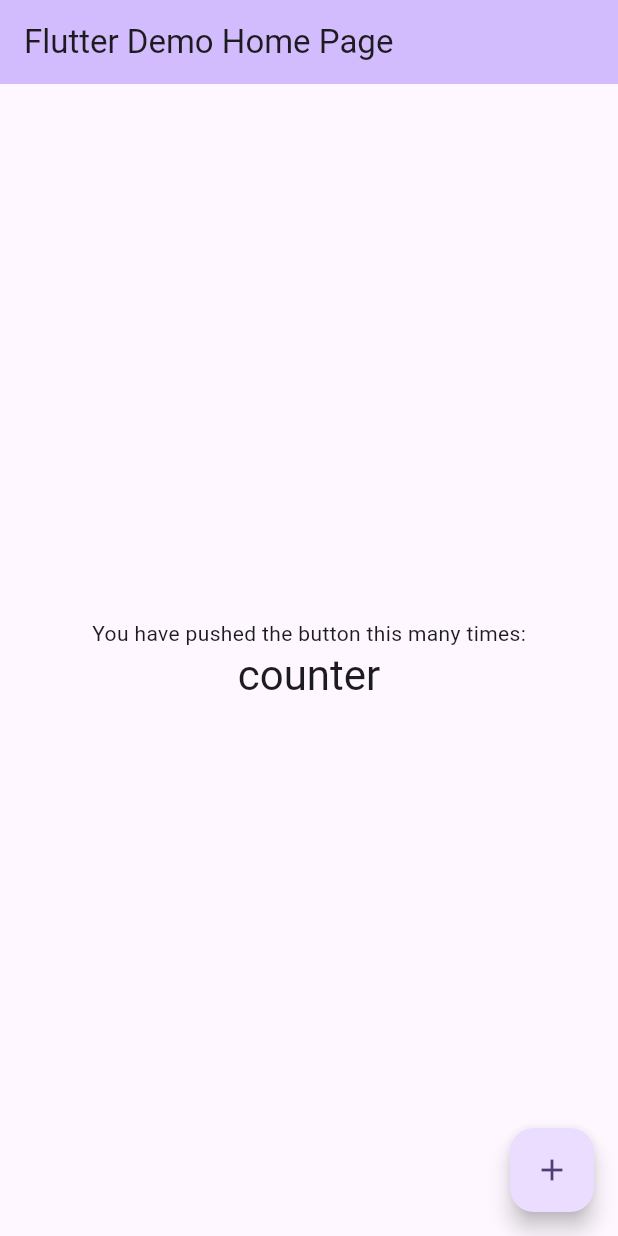
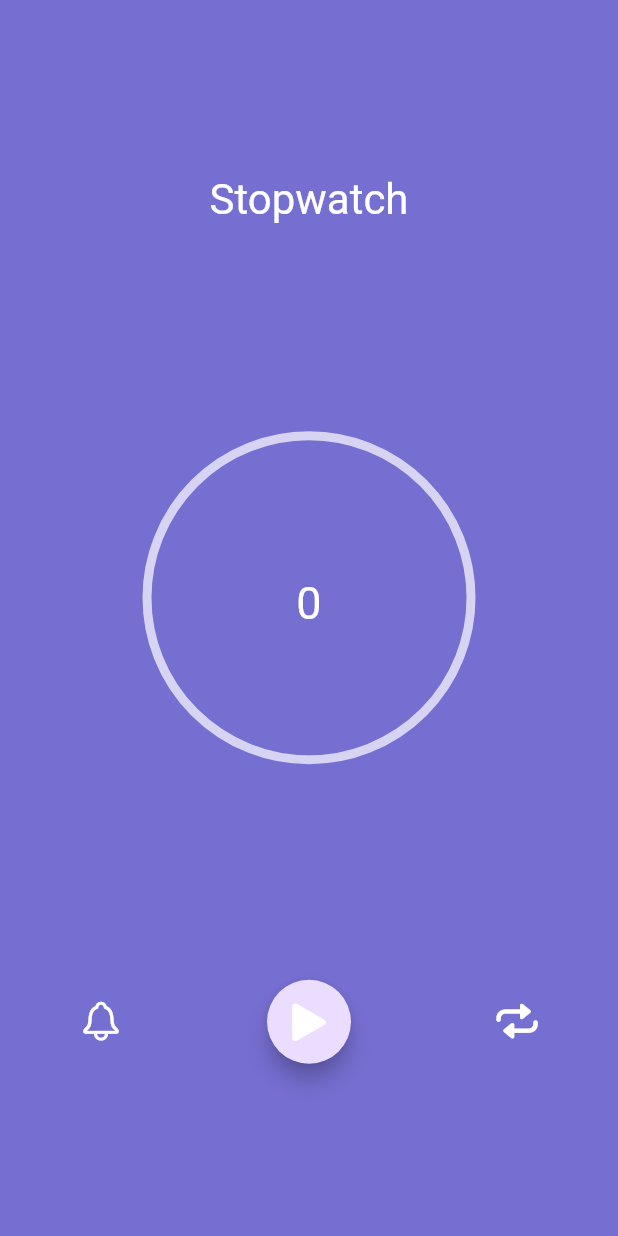
Before and after one commit to eqrakhattak/PRODIGY_AD_03, a Flutter app: the screen it shows after launch, on a phone screen of 412 x 824 dp. Run offline on Flutter 3.47's test engine with Material 2 defaults, Android fonts, the phone set to English and light mode, and no system bars.

Commit message:
Build UI

```diff
--- /dev/null
+++ b/Stopwatch/lib/homePage.dart
@@ -0,0 +1,101 @@
+import 'package:flutter/cupertino.dart';
+import 'package:flutter/material.dart';
+
+class MyHomePage extends StatefulWidget {
+  const MyHomePage({super.key});
+
+  @override
+  State<MyHomePage> createState() => _MyHomePageState();
+}
+
+class _MyHomePageState extends State<MyHomePage> {
+
+  final stopwatch = Stopwatch();
+
+  @override
+  Widget build(BuildContext context) {
+    return Scaffold(
+      backgroundColor: const Color(0xFF766FD2),
+      body: Center(
+        child: Column(
+          mainAxisSize: MainAxisSize.max,
+          mainAxisAlignment: MainAxisAlignment.spaceAround,
+          children: <Widget>[
+            Text(
+              'Stopwatch',
+              style: Theme.of(context).textTheme.headlineMedium?.copyWith(color: Colors.white),
+            ),
+            Stack(
+              children: [
+                Center(
+                  child: Transform.scale(
+                    scale: 6,
+                    child: CircularProgressIndicator(
+                      color: Colors.white,
+                      backgroundColor: Colors.white70,
+                      value: stopwatch.isRunning? null : 0,
+                      strokeWidth: 1,
+                    ),
+                  ),
+                ),
+                Center(
+                  child: Text(
+                    '${stopwatch.elapsedMilliseconds}',
+                    style: const TextStyle(
+                      color: Colors.white,
+                      fontSize: 30,
+                    ),
+                  ),
+                ),
+              ],
+            ),
+            Row(
+              mainAxisAlignment: MainAxisAlignment.spaceAround,
+              children: [
+                IconButton(
+                  onPressed: () {
+
+                  },
+                  tooltip: 'Buzz',
+                  icon: const Icon(
+                    CupertinoIcons.bell,
+                    color: Colors.white,
+                    size: 30,
+                  ),
+                ),
+                FloatingActionButton(
+                  onPressed: () {
+                    setState(() {
+                      stopwatch.isRunning ? stopwatch.stop() : stopwatch.start();
+                    });
+                  },
+                  tooltip: 'Play / Pause',
+                  shape: const CircleBorder(),
+                  child: Icon(
+                    stopwatch.isRunning? CupertinoIcons.pause_solid : CupertinoIcons.play_arrow_solid,
+                    color: Colors.white,
+                    size: 35,
+                  ),
+                ),
+                IconButton(
+                  onPressed: () {
+                    setState(() {
+                      stopwatch.stop();
+                      stopwatch.reset();
+                    });
+                  },
+                  tooltip: 'reset',
+                  icon: const Icon(
+                    CupertinoIcons.repeat,
+                    color: Colors.white,
+                    size: 30,
+                  ),
+                ),
+              ],
+            ),
+          ],
+        ),
+      ),
+    );
+  }
+}
--- a/Stopwatch/lib/main.dart
+++ b/Stopwatch/lib/main.dart
@@ -1,4 +1,5 @@
 import 'package:flutter/material.dart';
+import 'homePage.dart';
 
 void main() {
   runApp(const MyApp());
@@ -10,53 +11,12 @@ class MyApp extends StatelessWidget {
   @override
   Widget build(BuildContext context) {
     return MaterialApp(
-      title: 'Flutter Demo',
+      title: 'Flutter Stopwatch',
       theme: ThemeData(
         colorScheme: ColorScheme.fromSeed(seedColor: Colors.deepPurple),
         useMaterial3: true,
       ),
-      home: const MyHomePage(title: 'Flutter Demo Home Page'),
+      home: const MyHomePage(),
     );
   }
 }
-
-class MyHomePage extends StatefulWidget {
-  const MyHomePage({super.key, required this.title});
-
-  final String title;
-
-  @override
-  State<MyHomePage> createState() => _MyHomePageState();
-}
-
-class _MyHomePageState extends State<MyHomePage> {
-
-  @override
-  Widget build(BuildContext context) {
-    return Scaffold(
-      appBar: AppBar(
-        backgroundColor: Theme.of(context).colorScheme.inversePrimary,
-        title: Text(widget.title),
-      ),
-      body: Center(
-        child: Column(
-          mainAxisAlignment: MainAxisAlignment.center,
-          children: <Widget>[
-            const Text(
-              'You have pushed the button this many times:',
-            ),
-            Text(
-              'counter',
-              style: Theme.of(context).textTheme.headlineMedium,
-            ),
-          ],
-        ),
-      ),
-      floatingActionButton: FloatingActionButton(
-        onPressed: () { },
-        tooltip: 'Increment',
-        child: const Icon(Icons.add),
-      ), // This trailing comma makes auto-formatting nicer for build methods.
-    );
-  }
-}
```
